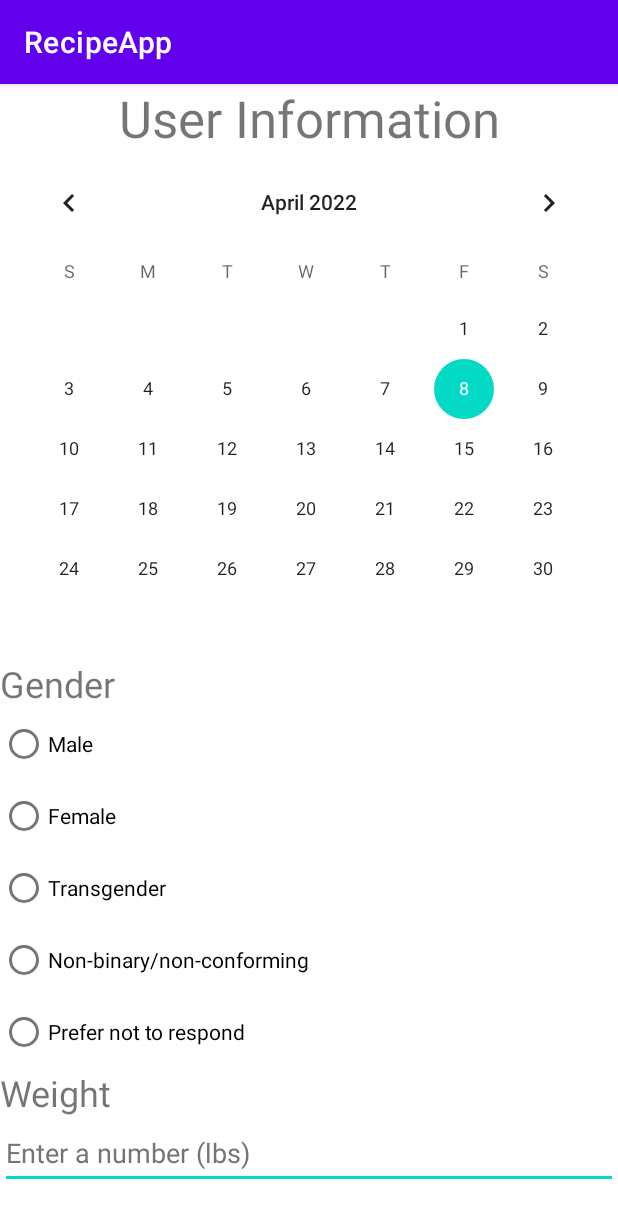
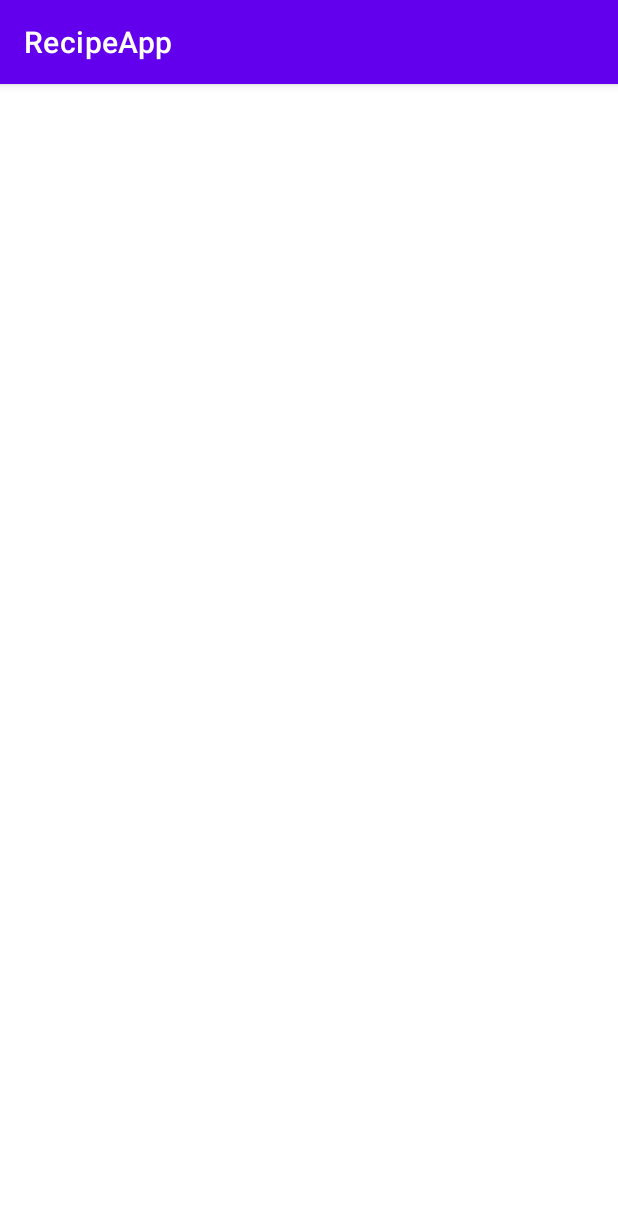
Before and after one commit to SAVAFG/RecipeApp, an Android app: the screen it shows after launch (MainActivity), on a phone screen of 412 x 824 dp. Shown: the top 1218 px of the screen. Run offline under Robolectric (Android 15) with nearby library versions, the phone set to English and light mode, and no system bars; Roboto replaces fonts that are not available here.

Commit message:
Hard Reset

```diff
--- a/app/src/main/java/com/example/recipeapp/MainActivity.java
+++ b/app/src/main/java/com/example/recipeapp/MainActivity.java
@@ -9,6 +9,6 @@ public class MainActivity extends AppCompatActivity {
     @Override
     protected void onCreate(Bundle savedInstanceState) {
         super.onCreate(savedInstanceState);
-        setContentView(R.layout.activity_userinformation);
+        setContentView(R.layout.activity_main);
     }
 }
--- a/app/src/main/java/com/example/recipeapp/UserInformationActivity.java
+++ /dev/null
@@ -1,14 +0,0 @@
-package com.example.recipeapp;
-
-import androidx.appcompat.app.AppCompatActivity;
-
-import android.os.Bundle;
-
-public class UserInformationActivity extends AppCompatActivity {
-
-    @Override
-    protected void onCreate(Bundle savedInstanceState) {
-        super.onCreate(savedInstanceState);
-        setContentView(R.layout.activity_userinformation);
-    }
-}
--- a/app/src/main/res/layout/activity_userinformation.xml
+++ /dev/null
@@ -1,89 +0,0 @@
-<?xml version="1.0" encoding="utf-8"?>
-<androidx.constraintlayout.widget.ConstraintLayout xmlns:android="http://schemas.android.com/apk/res/android"
-    xmlns:tools="http://schemas.android.com/tools"
-    android:layout_width="match_parent"
-    android:layout_height="match_parent">
-
-    <LinearLayout
-        android:id="@+id/informationLayout"
-        android:layout_width="match_parent"
-        android:layout_height="match_parent"
-        android:orientation="vertical"
-        tools:layout_editor_absoluteX="0dp"
-        tools:layout_editor_absoluteY="0dp">
-
-        <TextView
-            android:id="@+id/userInfoHeader"
-            android:layout_width="match_parent"
-            android:layout_height="wrap_content"
-            android:gravity="center"
-            android:text="@string/userInfoHeaderStr"
-            android:textSize="34sp" />
-
-        <CalendarView
-            android:id="@+id/calendarView2"
-            android:layout_width="match_parent"
-            android:layout_height="wrap_content" />
-
-        <TextView
-            android:id="@+id/genderLabel"
-            android:layout_width="match_parent"
-            android:layout_height="wrap_content"
-            android:text="@string/GenderLabelStr"
-            android:textSize="24sp" />
-
-        <RadioGroup
-            android:layout_width="match_parent"
-            android:layout_height="wrap_content">
-
-            <RadioButton
-                android:id="@+id/maleButtonLabel"
-                android:layout_width="match_parent"
-                android:layout_height="wrap_content"
-                android:text="@string/maleCheckStr" />
-
-            <RadioButton
-                android:id="@+id/femaleButtonLabel"
-                android:layout_width="match_parent"
-                android:layout_height="wrap_content"
-                android:text="@string/femaleCheckStr" />
-
-            <RadioButton
-                android:id="@+id/transgenderButtonLabel"
-                android:layout_width="match_parent"
-                android:layout_height="wrap_content"
-                android:text="@string/transgenderCheckStr" />
-
-            <RadioButton
-                android:id="@+id/nonbinaryButtonLabel"
-                android:layout_width="match_parent"
-                android:layout_height="wrap_content"
-                android:text="@string/nonbinaryCheckStr" />
-
-            <RadioButton
-                android:id="@+id/nonresponseButtonLabel"
-                android:layout_width="match_parent"
-                android:layout_height="wrap_content"
-                android:text="@string/noresponseCheckStr" />
-        </RadioGroup>
-
-        <TextView
-            android:id="@+id/weightLabel"
-            android:layout_width="match_parent"
-            android:layout_height="wrap_content"
-            android:text="@string/WeightLabelStr"
-            android:textSize="24sp" />
-
-        <EditText
-            android:id="@+id/weightNumber"
-            android:layout_width="match_parent"
-            android:layout_height="wrap_content"
-            android:autofillHints=""
-            android:ems="10"
-            android:hint="@string/lbsInputLabelStr"
-            android:inputType="numberDecimal"
-            android:minHeight="48dp"
-            android:textColorHint="#757575" />
-
-    </LinearLayout>
-</androidx.constraintlayout.widget.ConstraintLayout>
```
